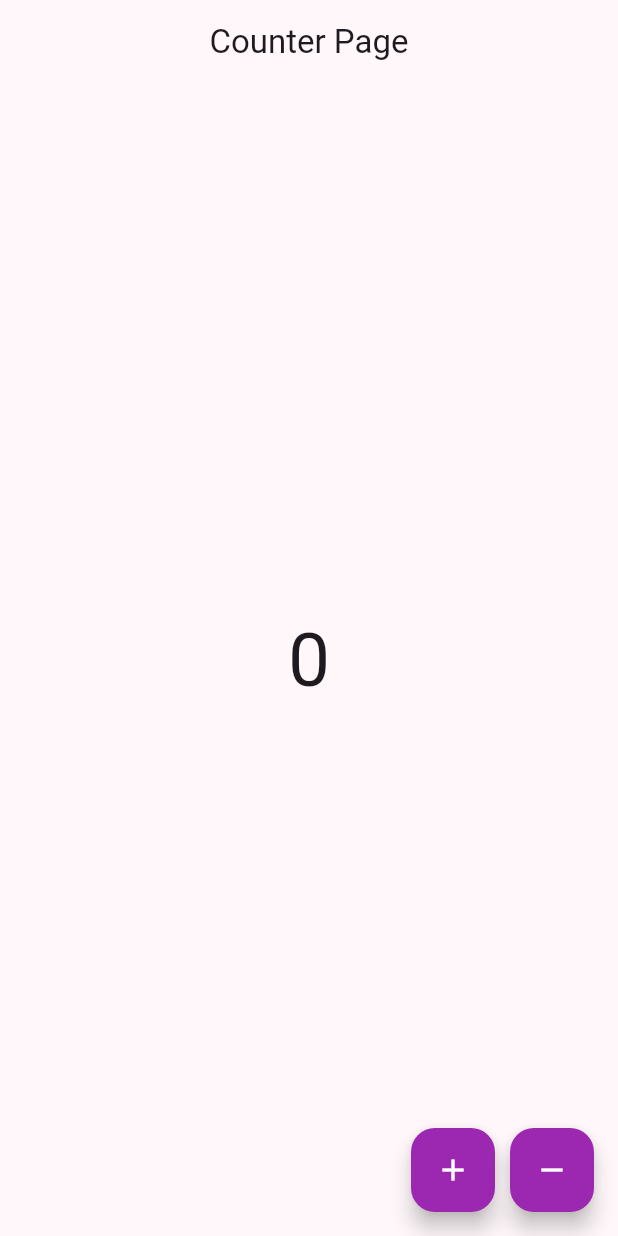
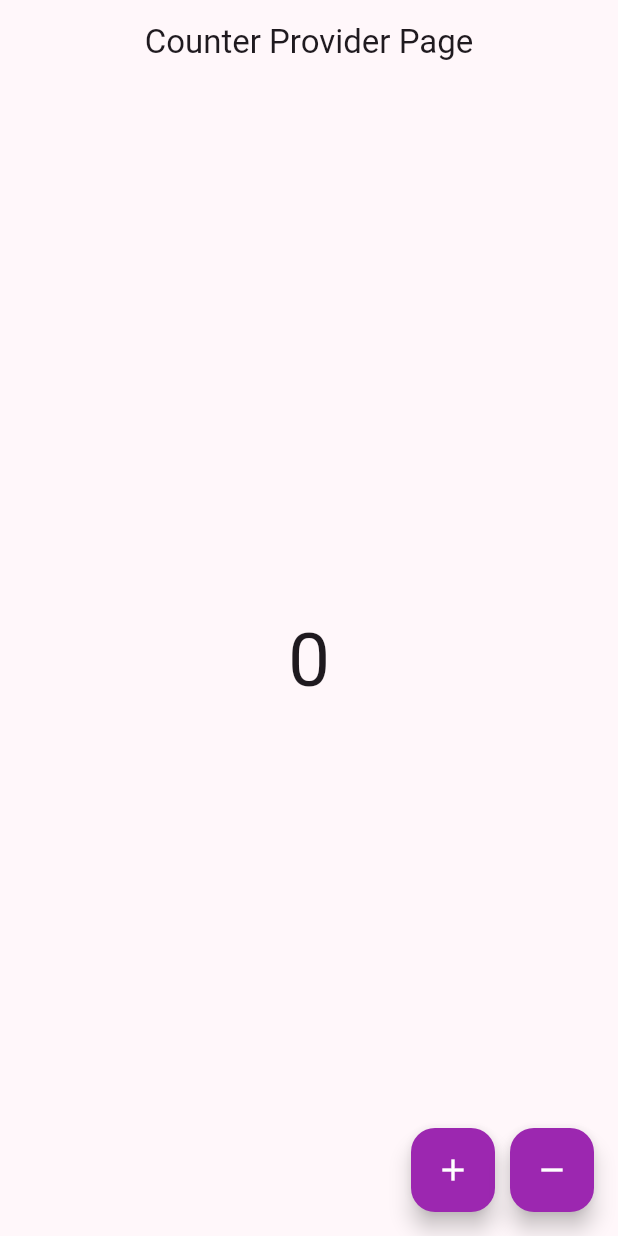
Before and after one commit to SegnonDimas/imdf_first_app, a Flutter app: the screen it shows after launch, on a phone screen of 412 x 824 dp. Run offline on Flutter 3.47's test engine with Material 3 defaults, Android fonts, the phone set to English and light mode, and no system bars.

Commit message:
Gestion d'etat avec Provider : cas de l'etat de counter

```diff
--- a/lib/main.dart
+++ b/lib/main.dart
@@ -1,5 +1,7 @@
-import 'package:first_app/pages/counter_page.dart';
+import 'package:first_app/pages/counter_provider.dart';
+import 'package:first_app/provider/counter_provider.dart';
 import 'package:flutter/material.dart';
+import 'package:provider/provider.dart';
 
 // Debut : la fonction principale void main()
 void main() {
@@ -13,27 +15,19 @@ class MyApp extends StatelessWidget {
 
   @override
   Widget build(BuildContext context) {
-    return MaterialApp(
-      debugShowCheckedModeBanner: false,
-      theme: ThemeData(
-        // Define the default brightness and colors.
-        colorScheme: ColorScheme.fromSeed(
-          seedColor: Colors.purple,
+    // ChangeNotifierProvier de Provider
+    return ChangeNotifierProvider(
+      create: (BuildContext context) => Counter(),
+      child: MaterialApp(
+        debugShowCheckedModeBanner: false,
+        theme: ThemeData(
+          // Define the default brightness and colors.
+          colorScheme: ColorScheme.fromSeed(
+            seedColor: Colors.purple,
+          ),
         ),
+        home: const CounterPage(),
       ),
-      //initialRoute: '/page1',
-      /*routes: <String, WidgetBuilder>{
-        '/': (context) => const FirstPage(),
-        '/page1': (context) => const Page1(),
-        '/page2': (context) => const Page2(),
-        '/page3': (context) => const Page3(),
-      },*/
-
-      home: CounterPage(),
     );
-    //home: PageListeAmis());
-    //home: ScrollablesWidgetsLearn());
-
-    //home: BasicsWidgetsLearn());
   }
 }
```
